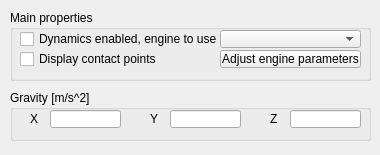
CoppeliaRobotics/coppeliaSimLib, file ui/qdlgdynamics.ui: the form before one commit.
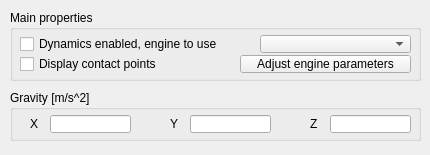
The form after the commit.

What changed in the file:
```diff
--- a/ui/qdlgdynamics.ui
+++ b/ui/qdlgdynamics.ui
@@ -6,7 +6,7 @@
    <rect>
     <x>0</x>
     <y>0</y>
-    <width>380</width>
+    <width>430</width>
     <height>155</height>
    </rect>
   </property>
@@ -21,7 +21,7 @@
     <rect>
      <x>10</x>
      <y>10</y>
-     <width>361</width>
+     <width>411</width>
      <height>71</height>
     </rect>
    </property>
@@ -35,8 +35,8 @@
     <property name="geometry">
      <rect>
       <x>10</x>
-      <y>20</y>
-      <width>201</width>
+      <y>25</y>
+      <width>241</width>
       <height>18</height>
      </rect>
     </property>
@@ -50,9 +50,9 @@
    <widget class="QComboBox" name="qqEngineCombo">
     <property name="geometry">
      <rect>
-      <x>210</x>
-      <y>20</y>
-      <width>141</width>
+      <x>250</x>
+      <y>25</y>
+      <width>151</width>
       <height>18</height>
      </rect>
     </property>
@@ -61,8 +61,8 @@
     <property name="geometry">
      <rect>
       <x>10</x>
-      <y>40</y>
-      <width>201</width>
+      <y>45</y>
+      <width>221</width>
       <height>18</height>
      </rect>
     </property>
@@ -76,9 +76,9 @@
    <widget class="QToolButton" name="qqAdjustEngine">
     <property name="geometry">
      <rect>
-      <x>210</x>
-      <y>40</y>
-      <width>141</width>
+      <x>230</x>
+      <y>45</y>
+      <width>171</width>
       <height>18</height>
      </rect>
     </property>
@@ -92,7 +92,7 @@
     <rect>
      <x>10</x>
      <y>90</y>
-     <width>361</width>
+     <width>411</width>
      <height>51</height>
     </rect>
    </property>
@@ -106,7 +106,7 @@
     <property name="geometry">
      <rect>
       <x>20</x>
-      <y>20</y>
+      <y>25</y>
       <width>21</width>
       <height>18</height>
      </rect>
@@ -119,8 +119,8 @@
     <property name="geometry">
      <rect>
       <x>40</x>
-      <y>20</y>
-      <width>71</width>
+      <y>25</y>
+      <width>81</width>
       <height>18</height>
      </rect>
     </property>
@@ -128,8 +128,8 @@
    <widget class="QLabel" name="label_2">
     <property name="geometry">
      <rect>
-      <x>140</x>
-      <y>20</y>
+      <x>160</x>
+      <y>25</y>
       <width>21</width>
       <height>18</height>
      </rect>
@@ -141,9 +141,9 @@
    <widget class="QLineEdit" name="qqGravityY">
     <property name="geometry">
      <rect>
-      <x>160</x>
-      <y>20</y>
-      <width>71</width>
+      <x>180</x>
+      <y>25</y>
+      <width>81</width>
       <height>18</height>
      </rect>
     </property>
@@ -151,9 +151,9 @@
    <widget class="QLineEdit" name="qqGravityZ">
     <property name="geometry">
      <rect>
-      <x>280</x>
-      <y>20</y>
-      <width>71</width>
+      <x>320</x>
+      <y>25</y>
+      <width>81</width>
       <height>18</height>
      </rect>
     </property>
@@ -161,8 +161,8 @@
    <widget class="QLabel" name="label_3">
     <property name="geometry">
      <rect>
-      <x>260</x>
-      <y>20</y>
+      <x>300</x>
+      <y>25</y>
       <width>21</width>
       <height>18</height>
      </rect>
```
